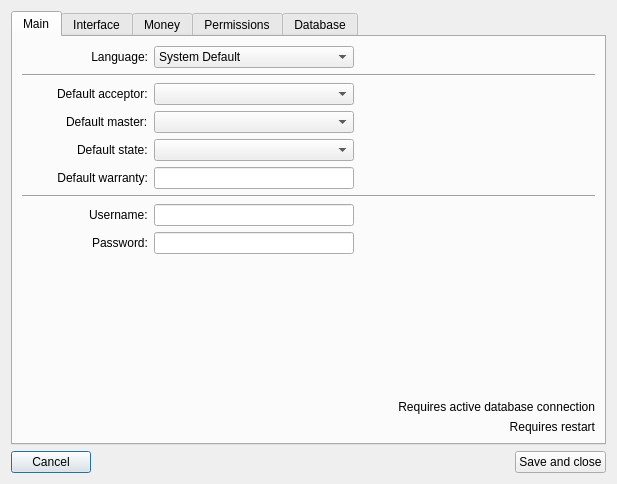
This is RepairCenter/settings.ui in Feo-d-oR/YARC as Qt 5 draws it before an edit. The edited form follows.
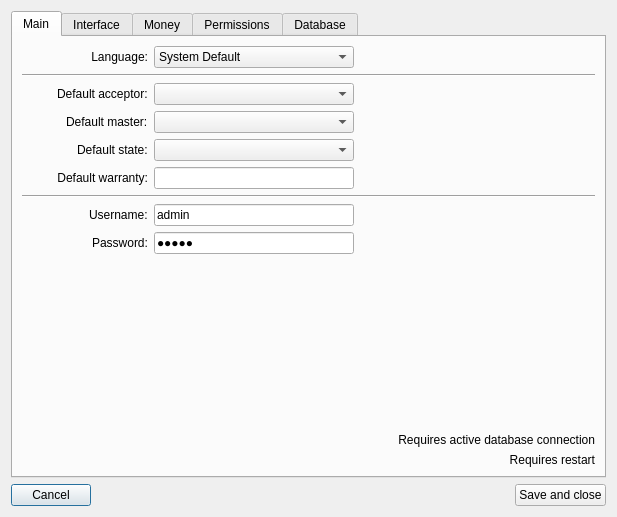
This is the edited form. Icons and pictures are not drawn.

Commit message: Added->Prepayment Fixed->Default settings Added->Connection check every 10 seconds Added->Automatic recalculation of sum in "GiveOrder"

The edit to the form file:
```diff
--- a/RepairCenter/settings.ui
+++ b/RepairCenter/settings.ui
@@ -7,7 +7,7 @@
     <x>0</x>
     <y>0</y>
     <width>617</width>
-    <height>484</height>
+    <height>517</height>
    </rect>
   </property>
   <property name="windowTitle">
@@ -82,6 +82,9 @@
            <height>16777215</height>
           </size>
          </property>
+         <property name="text">
+          <string>admin</string>
+         </property>
         </widget>
        </item>
        <item row="4" column="0" alignment="Qt::AlignRight">
@@ -189,6 +192,9 @@
            <height>16777215</height>
           </size>
          </property>
+         <property name="text">
+          <string>admin</string>
+         </property>
          <property name="frame">
           <bool>true</bool>
          </property>
```
The commit also changes 25 other files.
